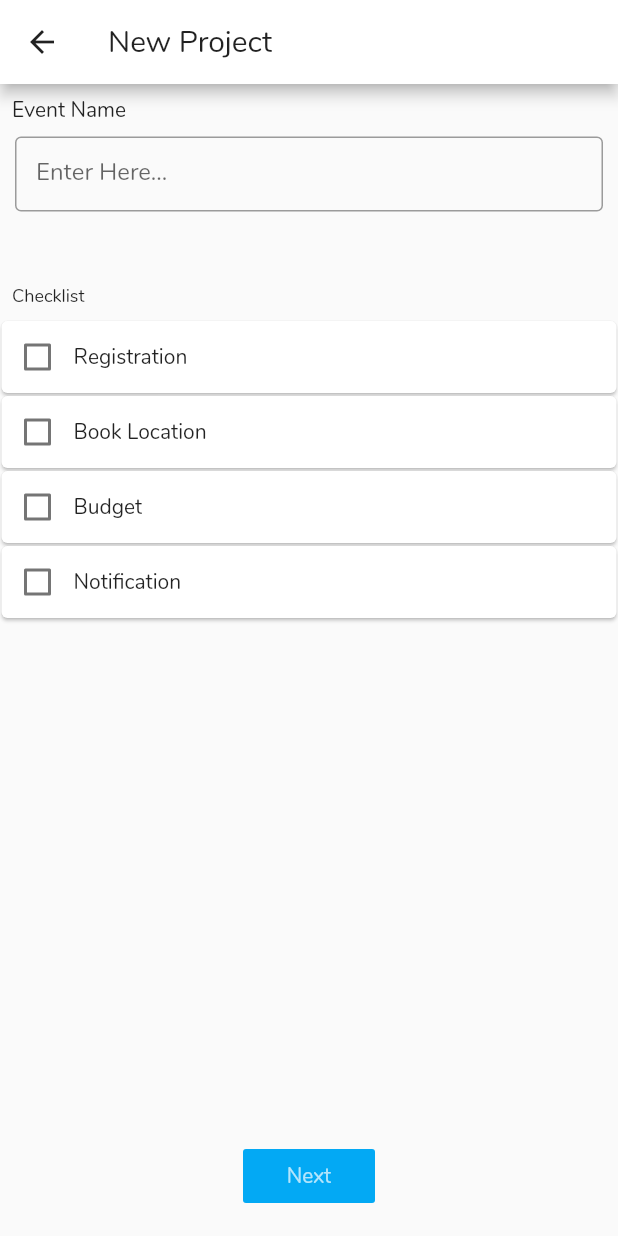
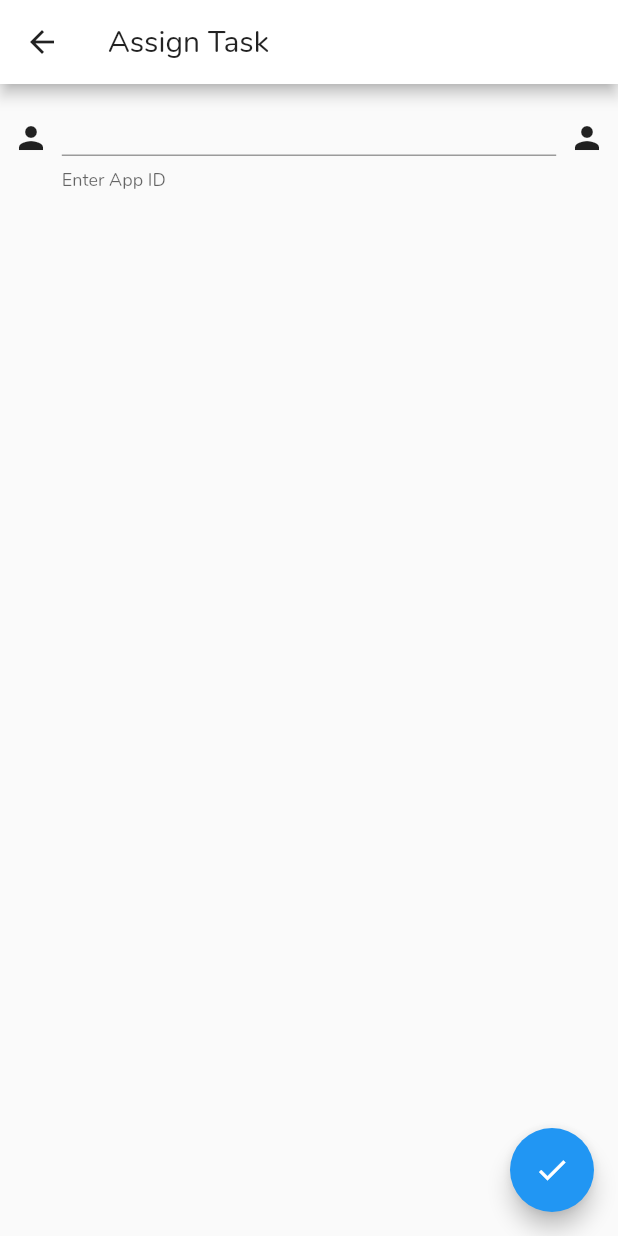
Before and after one commit to calicoquito/flutter_quito_app, a Flutter app: the EventList screen opened by its route, after a tap on the "add" icon, on a phone screen of 412 x 824 dp. Run offline on Flutter 3.47's test engine with Material 2 defaults, Android fonts, the phone set to English and light mode, and no system bars; network calls fail.

Commit message:
added some input fields capability

```diff
--- a/lib/events.dart
+++ b/lib/events.dart
@@ -2,6 +2,7 @@ import 'package:flutter/material.dart';
 import 'package:flutter/widgets.dart';
 import 'package:http/http.dart' as http;
 import 'dart:convert';
+import 'eventsinfo.dart';
 import 'newproject.dart';
 import 'tasks.dart';
 import 'dart:async';
@@ -76,7 +77,8 @@ class EventListState extends State<EventList> {
     Future<String> getimglinks(int i) async {
       try {
         var resp = await http
-            .get(data[i]["@id"], headers: {"Accept": "application/json"});
+            .get(data[i]["@id"], headers: {
+              "Accept": "application/json"});
         var respBody = json.decode(resp.body);
         if (respBody != null) {
           return respBody["image"]["scales"]["thumb"]["download"];
@@ -161,7 +163,7 @@ class EventListState extends State<EventList> {
         ),
         onPressed: () {
           Navigator.push(context, MaterialPageRoute(builder: (context) {
-            return NewProject();
+            return EventsInfo();
           }));
         },
       ),
--- /dev/null
+++ b/lib/eventsinfo.dart
@@ -0,0 +1,142 @@
+import 'package:flutter/cupertino.dart';
+import 'package:flutter/material.dart';
+import 'package:hello_world/tasks.dart';
+import 'people.dart';
+
+class EventsInfo extends StatefulWidget {
+  // EventsInfo({Key key}) : super(key: key);
+  // @override
+  EventsInfoState createState() => EventsInfoState();
+}
+
+class EventsInfoState extends State<EventsInfo> {
+  TextEditingController controller = TextEditingController();
+  String textString = "";
+  bool isSwitched = false;
+  List setval;
+  final List fields = [
+    "allow_discussion",
+    "attendees",
+    "changeNote",
+    "contact_email",
+    "contact_name",
+    "contact_phone",
+    "contributors",
+    "created",
+    "creators",
+    "description",
+    "effective",
+    "end",
+    "event_url",
+    "exclude_from_nav",
+    "expires",
+    "recurrence",
+    "review_state",
+    "rights",
+    "start",
+    "subjects",
+    "text",
+    "title",
+    "versioning_enabled",
+    "whole_day"
+  ];
+
+  // @override
+  // void initState() {
+  //   super.initState();
+  //   getSWData();
+  // }
+
+  // void getSWData(){
+  //   setState(() {
+  //     for (var i in data) {
+  //       setval.add(false);
+  //     }
+  //   });
+  //   }
+
+  Widget lst({icon: Icon, swit: bool, txt: Text, drop: DropdownButton}) {
+    return ListView.builder(
+        itemCount: 1,
+        itemBuilder: (BuildContext context, int index) {
+          var text = txt == null
+              ? Container(
+                  child: TextField(
+                    maxLines: 4,
+                    autocorrect: true,
+                    controller: controller,
+                    textAlign: TextAlign.justify,
+                    decoration: InputDecoration(
+                        labelText: fields[index],
+                        contentPadding: EdgeInsets.all(14.0),
+                        border: OutlineInputBorder()),
+                    onChanged: (string) {
+                      setState(() {
+                        textString = string;
+                      });
+                    },
+                    onEditingComplete: () {
+                      controller.clear();
+                    },
+                  ),
+                )
+              : null;
+          var swi = Switch(
+              value: swit,
+              onChanged: (value) {
+                setState(() {
+                  isSwitched = value;
+                });
+              });
+          return Container(
+              child: Center(
+            child: Column(
+              crossAxisAlignment: CrossAxisAlignment.stretch,
+              children: <Widget>[
+                Row(
+                  crossAxisAlignment: CrossAxisAlignment.center,
+                  children: <Widget>[
+                    Expanded(
+                      flex: 1,
+                      child: icon),
+                    Expanded(
+                      flex: 8,
+                      child: TextField(
+                        decoration:
+                            const InputDecoration(helperText: "Enter App ID"),
+                        style: Theme.of(context).textTheme.body1,
+                      ),
+                    ),
+                    Expanded(
+                      flex: 1,
+                      child: icon),
+                  ],
+                ),
+              ],
+            ),
+          ));
+        });
+  }
+
+  @override
+  Widget build(BuildContext context) {
+    return Scaffold(
+      appBar: AppBar(
+          title: Text(
+        'Assign Task',
+        style: TextStyle(fontFamily: 'Nunito', fontSize: 20.0),
+      )),
+      body: Container(
+          child: lst(icon: Icon(Icons.person), txt: fields[1], swit: true)),
+      floatingActionButton: FloatingActionButton(
+        onPressed: () {
+          Navigator.push(context, MaterialPageRoute(builder: (context) {
+            return TaskList();
+          }));
+        },
+        tooltip: 'Create task',
+        child: Icon(Icons.check),
+      ),
+    );
+  }
+}
```
